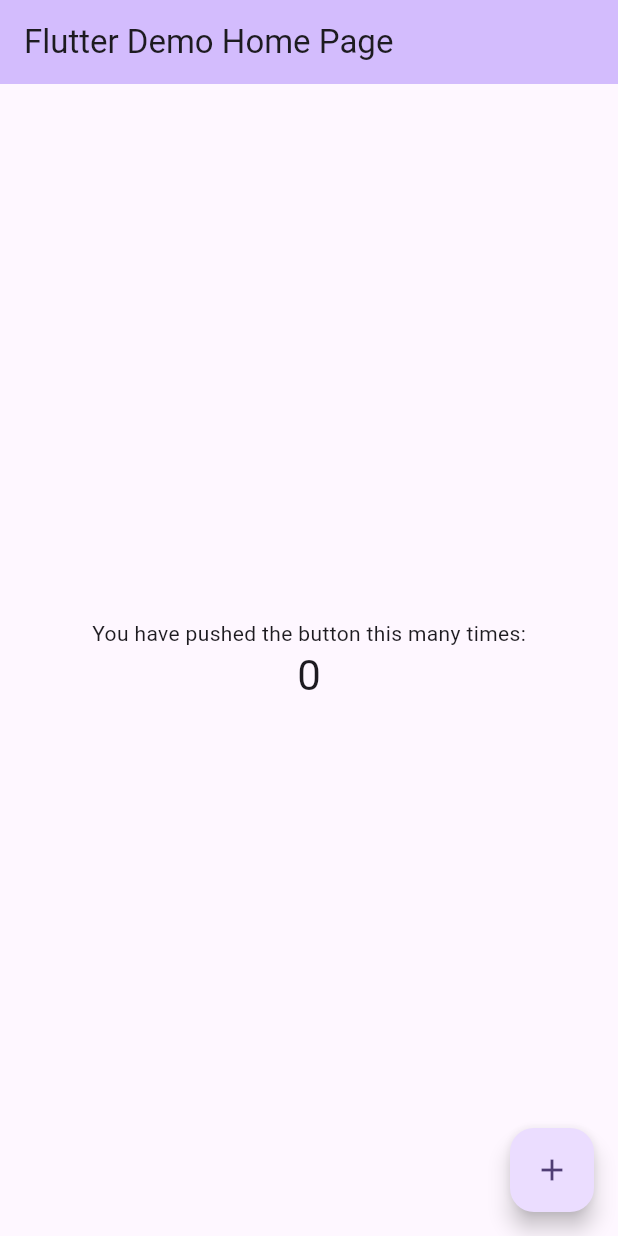
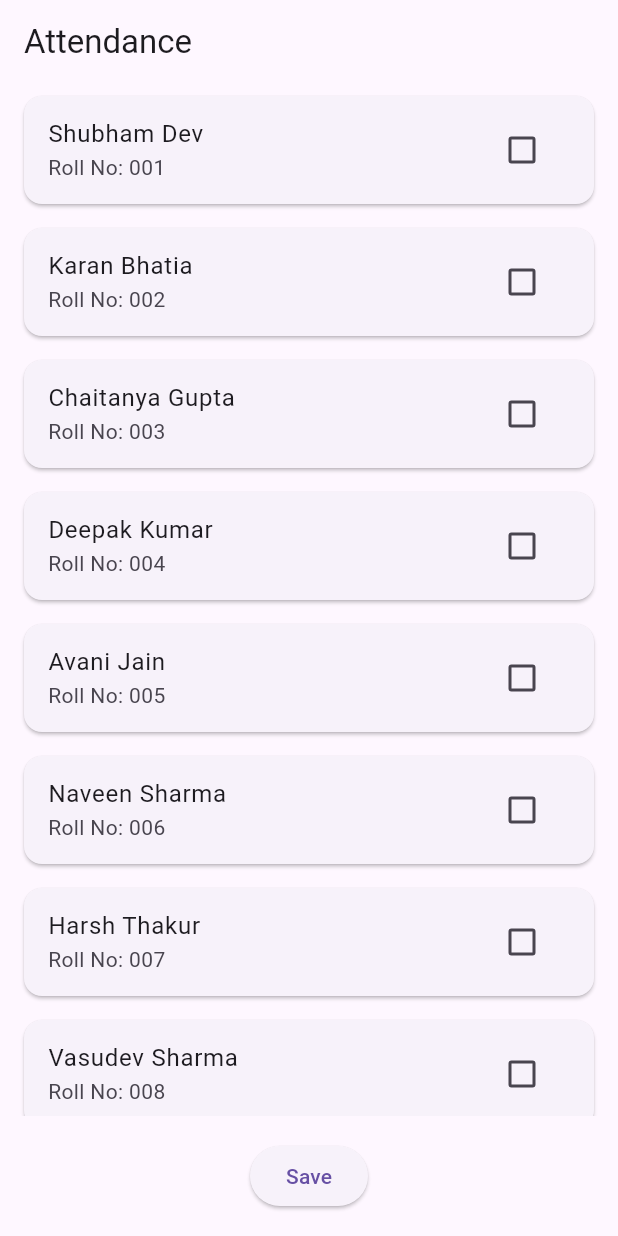
Before and after one commit to ShubhamDevPro/Smart_RollCall_Flutter, a Flutter app: the screen it shows after launch, on a phone screen of 412 x 824 dp. Run offline on Flutter 3.47's test engine with Material 3 defaults, Android fonts, the phone set to English and light mode, and no system bars; our stand-ins replace firebase_core; accounts and stored records are empty.

Commit message:
07-11-24

```diff
--- /dev/null
+++ b/lib/AttendanceScreen.dart
@@ -0,0 +1,85 @@
+import 'package:flutter/material.dart';
+class AttendanceScreen extends StatelessWidget {
+  final List<Student> students = [
+    Student(name: 'Shubham Dev', rollNumber: '001'),
+    Student(name: 'Karan Bhatia', rollNumber: '002'),
+    Student(name: 'Chaitanya Gupta', rollNumber: '003'),
+    Student(name: 'Deepak Kumar', rollNumber: '004'),
+    Student(name: 'Avani Jain', rollNumber: '005'),
+    Student(name: 'Naveen Sharma', rollNumber: '006'),
+    Student(name: 'Harsh Thakur', rollNumber: '007'),
+    Student(name: 'Vasudev Sharma', rollNumber: '008'),
+    Student(name: 'Ayush Vishwakarma', rollNumber: '009'),
+    Student(name: 'Dhruv Srivastava', rollNumber: '010'),
+    Student(name: 'Shashikant Sharma', rollNumber: '011'),
+  ];
+
+  @override
+  Widget build(BuildContext context) {
+    return Scaffold(
+      appBar: AppBar(
+        title: Text('Attendance'),
+      ),
+      body: Column(
+        children: [
+          Expanded(
+            child: ListView.builder(
+              itemCount: students.length,
+              itemBuilder: (context, index) {
+                return StudentCard(student: students[index]);
+              },
+            ),
+          ),
+          Padding(
+            padding: const EdgeInsets.all(16.0),
+            child: ElevatedButton(
+              onPressed: () {
+                // Empty function
+              },
+              child: Text('Save'),
+            ),
+          ),
+        ],
+      ),
+    );
+  }
+}
+
+class StudentCard extends StatefulWidget {
+  final Student student;
+
+  StudentCard({required this.student});
+
+  @override
+  _StudentCardState createState() => _StudentCardState();
+}
+
+class _StudentCardState extends State<StudentCard> {
+  bool isChecked = false;
+
+  @override
+  Widget build(BuildContext context) {
+    return Card(
+      margin: EdgeInsets.symmetric(vertical: 8.0, horizontal: 16.0),
+      child: ListTile(
+        title: Text(widget.student.name),
+        subtitle: Text('Roll No: ${widget.student.rollNumber}'),
+        trailing: Checkbox(
+          value: isChecked,
+          onChanged: (bool? value) {
+            setState(() {
+              isChecked = value ?? false;
+            });
+          },
+        ),
+      ),
+    );
+  }
+}
+
+class Student {
+  final String name;
+  final String rollNumber;
+
+  Student({required this.name, required this.rollNumber});
+}
--- a/lib/main.dart
+++ b/lib/main.dart
@@ -1,64 +1,18 @@
 import 'package:flutter/material.dart';
+import 'package:smart_roll_call_flutter/AttendanceScreen.dart';
+void main() {
+  runApp(MyApp());
+}
 
-void main() {
-  runApp(const MyApp());
-}
 class MyApp extends StatelessWidget {
-  const MyApp({super.key});
   @override
   Widget build(BuildContext context) {
     return MaterialApp(
-      title: 'Flutter Demo',
+      title: 'Student Attendance',
       theme: ThemeData(
-        colorScheme: ColorScheme.fromSeed(seedColor: Colors.deepPurple),
-        useMaterial3: true,
+        primarySwatch: Colors.blue,
       ),
-      home: const MyHomePage(title: 'Flutter Demo Home Page'),
+      home: AttendanceScreen(),
     );
   }
 }
-
-class MyHomePage extends StatefulWidget {
-  const MyHomePage({super.key, required this.title});
-  final String title;
-  @override
-  State<MyHomePage> createState() => _MyHomePageState();
-}
-
-class _MyHomePageState extends State<MyHomePage> {
-  int _counter = 0;
-
-  void _incrementCounter() {
-    setState(() {
-      _counter++;
-    });
-  }
-  @override
-  Widget build(BuildContext context) {
-    return Scaffold(
-      appBar: AppBar(
-        backgroundColor: Theme.of(context).colorScheme.inversePrimary,
-        title: Text(widget.title),
-      ),
-      body: Center(
-        child: Column(
-          mainAxisAlignment: MainAxisAlignment.center,
-          children: <Widget>[
-            const Text(
-              'You have pushed the button this many times:',
-            ),
-            Text(
-              '$_counter',
-              style: Theme.of(context).textTheme.headlineMedium,
-            ),
-          ],
-        ),
-      ),
-      floatingActionButton: FloatingActionButton(
-        onPressed: _incrementCounter,
-        tooltip: 'Increment',
-        child: const Icon(Icons.add),
-      ), // This trailing comma makes auto-formatting nicer for build methods.
-    );
-  }
-}
```
Also changed, not shown: 1 other file.
